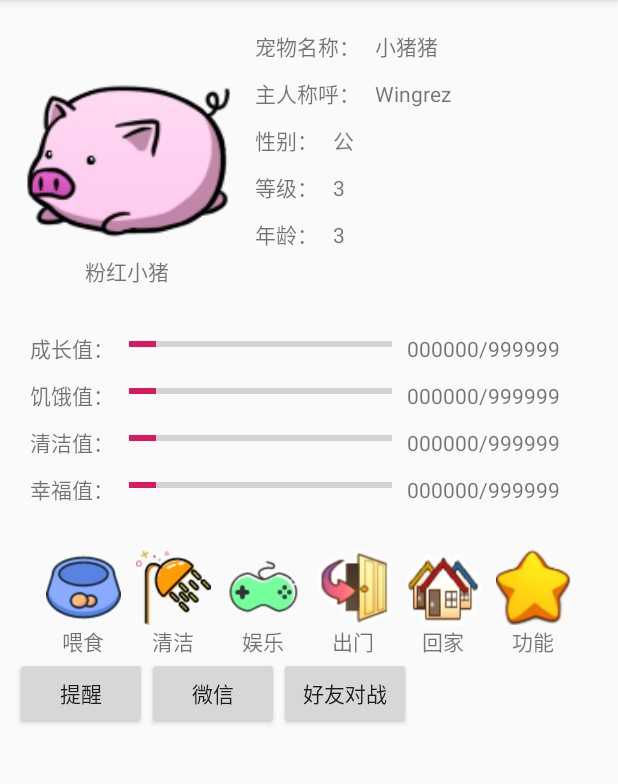
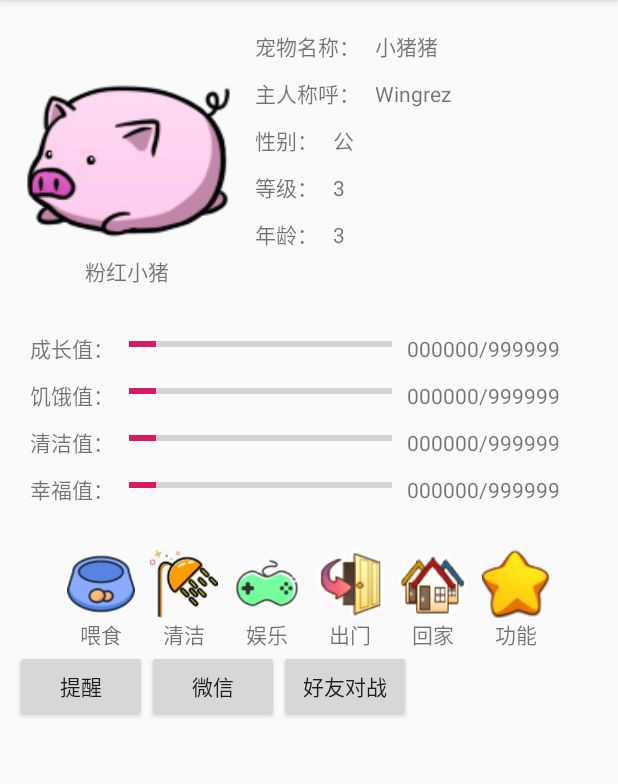
Before and after one commit to wingrez/LovelyPet, an Android app: the screen it shows after launch (MainActivity), on a phone screen of 412 x 824 dp, the part 84-868 px from its top. Run offline under Robolectric (Android 15) with nearby library versions, the phone set to English and light mode, and no system bars.

Commit message:
更新界面

```diff
--- a/app/src/main/res/layout/activity_main.xml
+++ b/app/src/main/res/layout/activity_main.xml
@@ -282,8 +282,8 @@
                         android:orientation="vertical">
 
                         <TextView
-                            android:layout_width="50dp"
-                            android:layout_height="50dp"
+                            android:layout_width="45dp"
+                            android:layout_height="45dp"
                             android:background="@drawable/eat" />
 
                         <TextView
@@ -300,8 +300,8 @@
                         android:orientation="vertical">
 
                         <TextView
-                            android:layout_width="50dp"
-                            android:layout_height="50dp"
+                            android:layout_width="45dp"
+                            android:layout_height="45dp"
                             android:background="@drawable/clean" />
 
                         <TextView
@@ -318,8 +318,8 @@
                         android:orientation="vertical">
 
                         <TextView
-                            android:layout_width="50dp"
-                            android:layout_height="50dp"
+                            android:layout_width="45dp"
+                            android:layout_height="45dp"
                             android:background="@drawable/game" />
 
                         <TextView
@@ -331,14 +331,16 @@
                     </LinearLayout>
 
                     <LinearLayout
+                        android:id="@+id/btn_openFW"
                         android:layout_width="match_parent"
                         android:layout_height="match_parent"
                         android:layout_marginLeft="10dp"
+                        android:onClick="onClick"
                         android:orientation="vertical">
 
                         <TextView
-                            android:layout_width="50dp"
-                            android:layout_height="50dp"
+                            android:layout_width="45dp"
+                            android:layout_height="45dp"
                             android:background="@drawable/outside" />
 
                         <TextView
@@ -349,18 +351,19 @@
                     </LinearLayout>
 
                     <LinearLayout
+                        android:id="@+id/btn_closeFW"
                         android:layout_width="match_parent"
                         android:layout_height="match_parent"
                         android:layout_marginLeft="10dp"
+                        android:onClick="onClick"
                         android:orientation="vertical">
 
                         <TextView
-                            android:layout_width="50dp"
-                            android:layout_height="50dp"
+                            android:layout_width="45dp"
+                            android:layout_height="45dp"
                             android:background="@drawable/home" />
 
                         <TextView
-
                             android:layout_width="match_parent"
                             android:layout_height="wrap_content"
                             android:text="回家"
@@ -374,8 +377,8 @@
                         android:orientation="vertical">
 
                         <TextView
-                            android:layout_width="50dp"
-                            android:layout_height="50dp"
+                            android:layout_width="45dp"
+                            android:layout_height="45dp"
                             android:background="@drawable/function" />
 
                         <TextView
```
